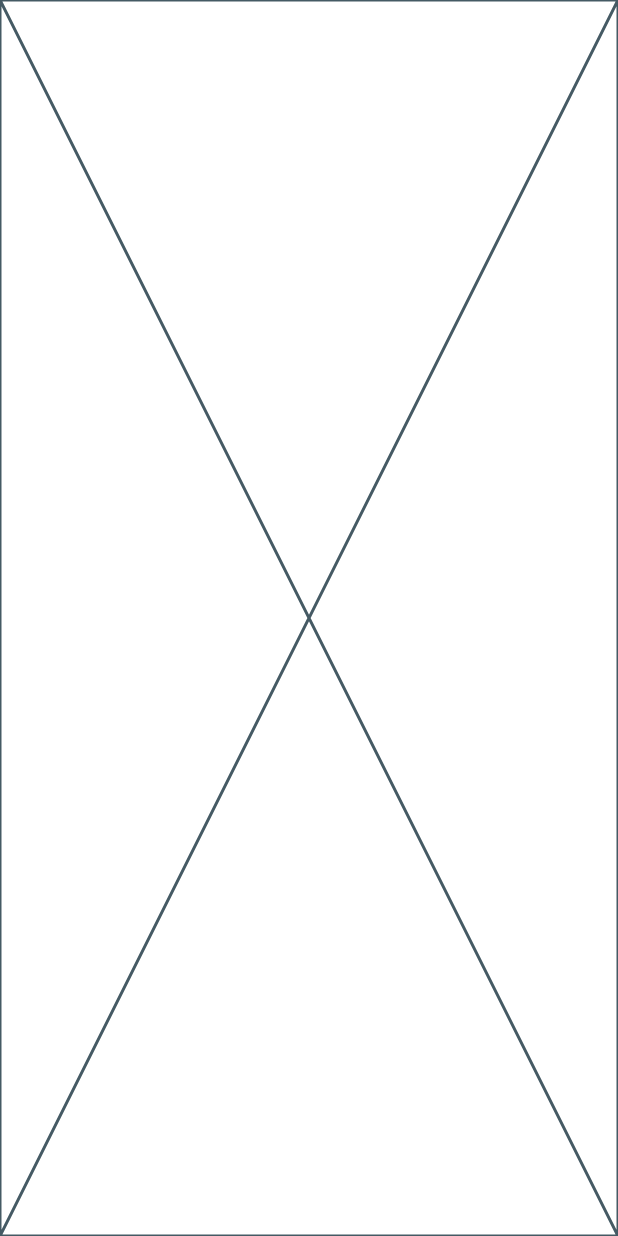
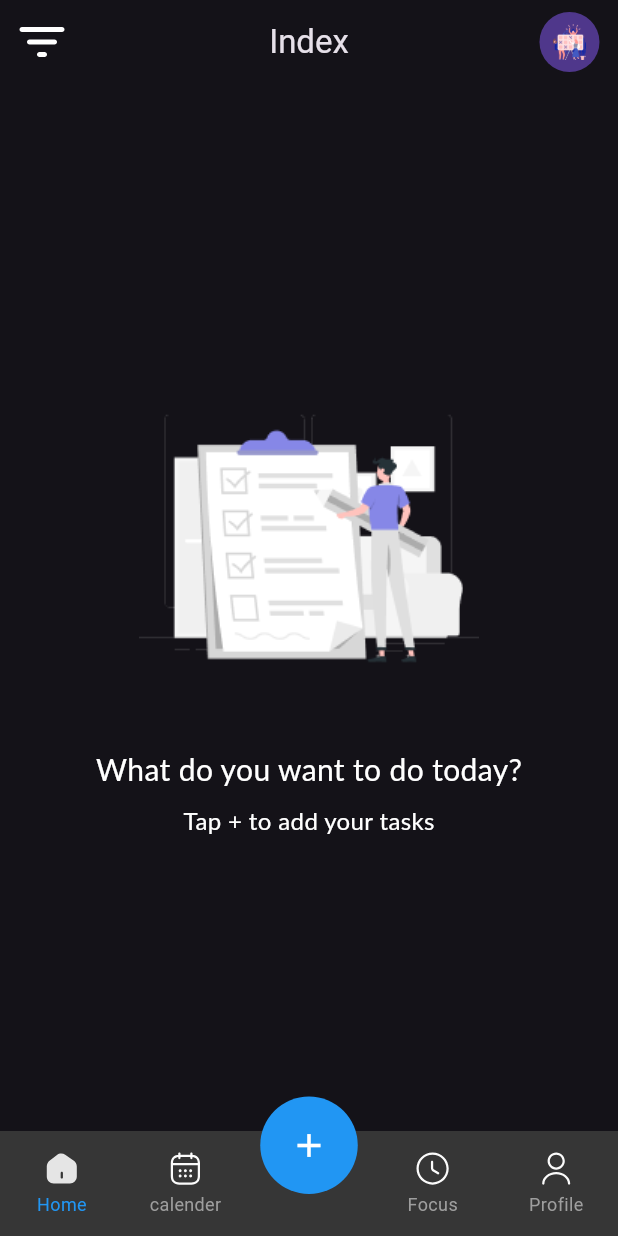
Before and after one commit to Sandeyep/Todo_Flutter, a Flutter app: the screen it shows once a user with an empty profile is signed in, on a phone screen of 412 x 824 dp. Run offline on Flutter 3.47's test engine with Material 3 defaults, Android fonts, the phone set to English and light mode, and no system bars; drawn by our look-alikes of persistent_bottom_nav_bar; our stand-ins replace firebase_auth, firebase_core, flutter_screenutil, flutter_svg, get, introduction_screen and 1 more; accounts and stored records are empty; Roboto replaces fonts that are missing (Lato).

Commit message:
made index screen dashboard using(persistent navbar package)

```diff
--- a/todo_app/lib/feature/login/controller/login_controller.dart
+++ b/todo_app/lib/feature/login/controller/login_controller.dart
@@ -1,7 +1,7 @@
 import 'package:firebase_auth/firebase_auth.dart';
 import 'package:get/get.dart';
 import 'package:todo_app/feature/login/login_screen.dart';
-import 'package:todo_app/home/homepage.dart';
+import 'package:todo_app/home/dashboard.dart';
 
 class LoginController extends GetxController {
   final FirebaseAuth auth = FirebaseAuth.instance;
@@ -22,7 +22,7 @@ class LoginController extends GetxController {
     if (user == null){
       Get.offAll(() => LoginScreen());
     }else{
-      Get.offAll(() => HomePage());
+      Get.offAll(() => DashBoard());
     }
 
   }
--- /dev/null
+++ b/todo_app/lib/home/dashboard.dart
@@ -0,0 +1,92 @@
+import 'package:flutter/material.dart';
+import 'package:flutter_svg/svg.dart';
+import 'package:persistent_bottom_nav_bar/persistent_bottom_nav_bar.dart';
+import 'package:todo_app/feature/calender/calender_page.dart';
+import 'package:todo_app/feature/focus/focus_page.dart';
+// import 'package:todo_app/feature/profile/profile_page.dart';
+import 'package:todo_app/feature/screenthree/screenthree.dart';
+import 'package:todo_app/home/homepage.dart';
+
+class DashBoard extends StatefulWidget {
+  const DashBoard({super.key});
+
+  @override
+  State<DashBoard> createState() => _DashBoardState();
+}
+
+class _DashBoardState extends State<DashBoard> {
+  final PersistentTabController _controller = PersistentTabController(
+    initialIndex: 0,
+  );
+
+  List<Widget> _buildScreens() {
+    return [
+      const HomePage(),
+      const CalenderPage(),
+      const Screenthree(),
+      const FocusPage(),
+      const ProfilePage(),
+    ];
+  }
+
+  List<PersistentBottomNavBarItem> _navBarsItems() {
+    return [
+      PersistentBottomNavBarItem(
+        icon: SvgPicture.asset('assets/nav/home.svg'),
+        title: ("Home"),
+        activeColorPrimary: Colors.blue,
+        inactiveColorPrimary: Colors.grey,
+      ),
+      PersistentBottomNavBarItem(
+        icon: SvgPicture.asset('assets/nav/calender.svg'),
+        title: ("calender"),
+        activeColorPrimary: Colors.blue,
+        inactiveColorPrimary: Colors.grey,
+      ),
+      PersistentBottomNavBarItem(
+        icon: const Icon(Icons.add, color: Colors.white),
+        title: (""),
+        activeColorPrimary: Colors.blue,
+        inactiveColorPrimary: Colors.grey,
+      ),
+      PersistentBottomNavBarItem(
+        icon: SvgPicture.asset('assets/nav/clock.svg'),
+        title: ("Focus"),
+        activeColorPrimary: Colors.blue,
+        inactiveColorPrimary: Colors.grey,
+      ),
+      PersistentBottomNavBarItem(
+        icon: SvgPicture.asset('assets/nav/profile.svg'),
+        title: ("Profile"),
+        activeColorPrimary: Colors.blue,
+        inactiveColorPrimary: Colors.grey,
+      ),
+    ];
+  }
+
+  @override
+  Widget build(BuildContext context) {
+    return PersistentTabView(
+      context,
+      controller: _controller,
+      screens: _buildScreens(),
+      items: _navBarsItems(),
+      navBarHeight: 70,
+      backgroundColor: Color(0xff363636),
+      handleAndroidBackButtonPress: true,
+      resizeToAvoidBottomInset: true,
+      stateManagement: true,
+      navBarStyle: NavBarStyle.style15,
+    );
+  }
+}
+
+class ProfilePage extends StatelessWidget {
+  const ProfilePage({super.key});
+  @override
+  Widget build(BuildContext context) {
+    return const Center(
+      child: Text("Profile Screen", style: TextStyle(fontSize: 25)),
+    );
+  }
+}
--- a/todo_app/lib/home/homepage.dart
+++ b/todo_app/lib/home/homepage.dart
@@ -1,10 +1,78 @@
 import 'package:flutter/material.dart';
+import 'package:flutter_screenutil/flutter_screenutil.dart';
+import 'package:flutter_svg/flutter_svg.dart';
 
-class HomePage extends StatelessWidget {
+class HomePage extends StatefulWidget {
   const HomePage({super.key});
 
   @override
+  State<HomePage> createState() => _HomePageState();
+}
+
+class _HomePageState extends State<HomePage> {
+  @override
   Widget build(BuildContext context) {
-    return const Placeholder();
+    return Scaffold(
+      appBar: AppBar(
+        title: const Text('Index'),
+        centerTitle: true,
+        leading: GestureDetector(
+          onTap: () {
+            // handle tap
+          },
+          child: Padding(
+            padding: EdgeInsets.all(8.0),
+            child: SvgPicture.asset(
+              'assets/nav/mk.svg',
+              width: 24.w,
+              height: 24.h,
+              colorFilter: ColorFilter.mode(Colors.white, BlendMode.srcIn),
+            ),
+          ),
+        ),
+        actions: [
+          Padding(
+            padding: const EdgeInsets.all(8.0),
+            child: CircleAvatar(
+              radius: 24.r,
+              child: Image.asset(
+                'assets/logos/daily.png',
+                height: 24.h,
+                width: 24.w,
+              ),
+            ),
+          ),
+        ],
+      ),
+      body: Center(
+        child: Column(
+          mainAxisAlignment: MainAxisAlignment.center,
+          children: [
+            Image.asset('assets/logos/index.png'),
+            const SizedBox(height: 20),
+            const Text(
+              "What do you want to do today?",
+              style: TextStyle(
+                fontSize: 20.0,
+                color: Color.fromARGB(255, 255, 255, 255),
+                fontFamily: 'Lato',
+                fontWeight: FontWeight.w400,
+              ),
+            ),
+            const SizedBox(height: 8),
+
+            const Text(
+              "Tap + to add your tasks",
+              style: TextStyle(
+                fontSize: 16.0,
+                color: Color.fromARGB(255, 255, 255, 255),
+                fontFamily: 'Lato',
+                fontWeight: FontWeight.w400,
+              ),
+            ),
+          ],
+        ),
+      ),
+    );
   }
 }
```
Also changed, not shown: todo_app/lib/feature/calender/calender_page.dart (added, +15 -0 lines), todo_app/lib/feature/focus/focus_page.dart (added, +15 -0 lines), todo_app/lib/feature/profile/profile_page.dart (added, +15 -0 lines), todo_app/lib/feature/screenthree/screenthree.dart (added, +164 -0 lines), todo_app/pubspec.yaml (+12 -0 lines), todo_app/assets/logos/index.png (added), todo_app/assets/nav/calender.svg (added), todo_app/assets/nav/clock.svg (added), todo_app/assets/nav/home.svg (added), todo_app/assets/nav/mk.svg (added), todo_app/assets/nav/profile.svg (added), todo_app/pubspec.lock.
